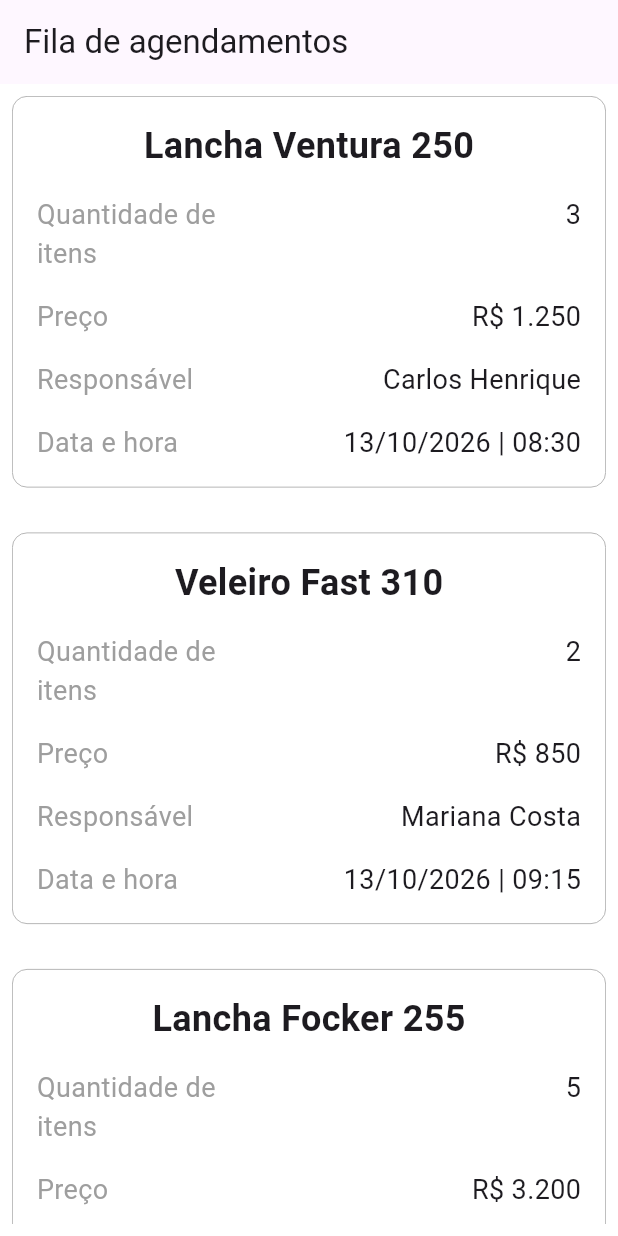
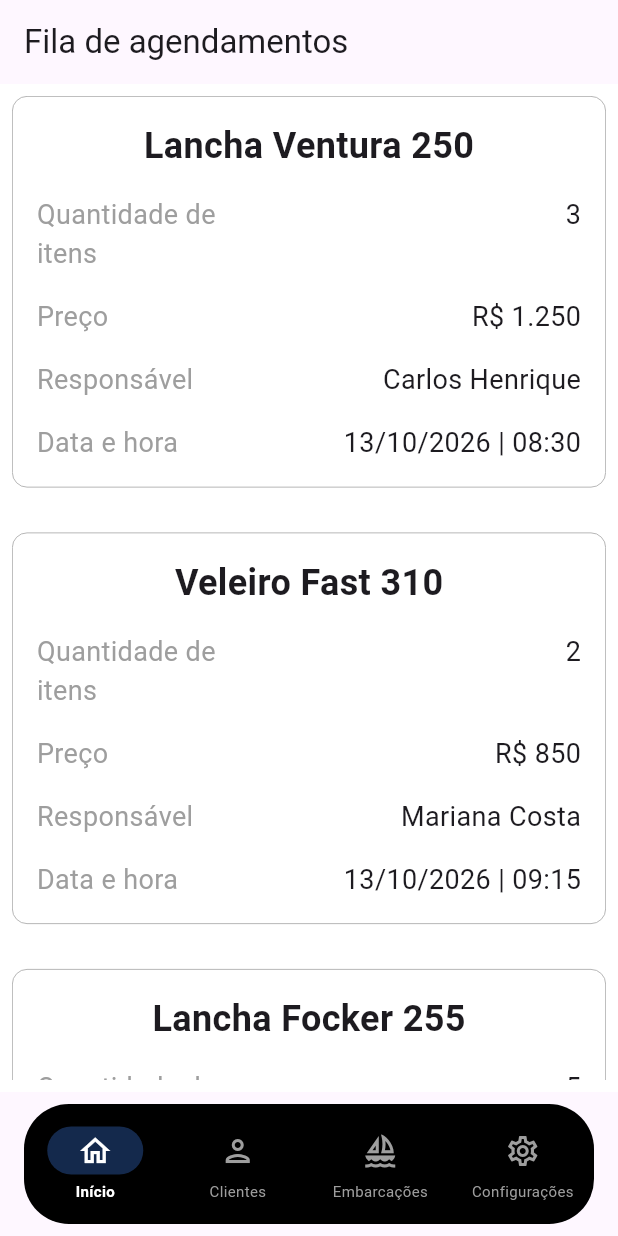
Before and after one commit to MarinaPI-S5/frontend, a Flutter app: the screen it shows after launch, on a phone screen of 412 x 824 dp. Run offline on Flutter 3.47's test engine with Material 3 defaults, Android fonts, the phone set to English and light mode, and no system bars.

Commit message:
Criação da Navbar

```diff
--- a/lib/main.dart
+++ b/lib/main.dart
@@ -5,15 +5,91 @@ void main() {
   runApp(const MyApp());
 }
 
-class MyApp extends StatelessWidget {
-
+class MyApp extends StatefulWidget {
   const MyApp({super.key});
 
   @override
-    Widget build(BuildContext context) {
-      return MaterialApp(
+  State<MyApp> createState() => _MyAppState();
+}
+
+class _MyAppState extends State<MyApp> {
+  int _selectedIndex = 0;
+
+  // Declarado fora do build para melhor performance
+  final List<Widget> _pages = const [
+    Filapedidos(),
+    Center(child: Text('Tela de Clientes')),
+    Center(child: Text('Embarcações')),
+    Center(child: Text('Configurações')),
+  ];
+
+  @override
+  Widget build(BuildContext context) {
+    return MaterialApp(
+      debugShowCheckedModeBanner: false,
       title: "Marina",
-      home: Filapedidos(),
+      home: Scaffold(
+        body: _pages[_selectedIndex],
+        bottomNavigationBar: SafeArea(
+          child: Padding(
+            padding: const EdgeInsets.symmetric(
+              horizontal: 16.0,
+              vertical: 8.0,
+            ),
+            child: ClipRRect(
+              borderRadius: BorderRadius.circular(30), // Correção aqui
+              child: NavigationBarTheme(
+                data: NavigationBarThemeData(
+                  iconTheme: WidgetStateProperty.resolveWith((states) {
+                    if (states.contains(WidgetState.selected)) {
+                      return const IconThemeData(color: Colors.white);
+                    }
+                    return const IconThemeData(color: Colors.grey);
+                  }),
+                  labelTextStyle: WidgetStateProperty.resolveWith((states) {
+                    if (states.contains(WidgetState.selected)) {
+                      return const TextStyle(
+                        color: Colors.white,
+                        fontWeight: FontWeight.bold,
+                        fontSize: 10,
+                      );
+                    }
+                    return const TextStyle(color: Colors.grey, fontSize: 10);
+                  }),
+                  indicatorColor: Colors.blueAccent.withValues(alpha: 0.3),
+                ),
+                child: NavigationBar(
+                  backgroundColor: Colors.black,
+                  selectedIndex: _selectedIndex,
+                  onDestinationSelected: (index) {
+                    setState(() {
+                      _selectedIndex = index;
+                    });
+                  },
+                  destinations: const [
+                    NavigationDestination(
+                      icon: Icon(Icons.home_outlined),
+                      label: 'Início',
+                    ),
+                    NavigationDestination(
+                      icon: Icon(Icons.person_outlined),
+                      label: 'Clientes',
+                    ),
+                    NavigationDestination(
+                      icon: Icon(Icons.sailing_outlined),
+                      label: 'Embarcações',
+                    ),
+                    NavigationDestination(
+                      icon: Icon(Icons.settings_outlined),
+                      label: 'Configurações',
+                    ),
+                  ],
+                ),
+              ),
+            ),
+          ),
+        ),
+      ),
     );
-    }
+  }
 }
```
